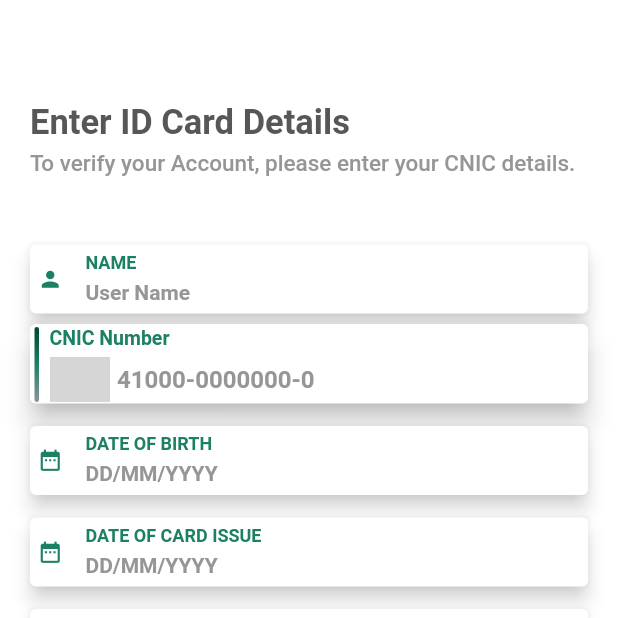
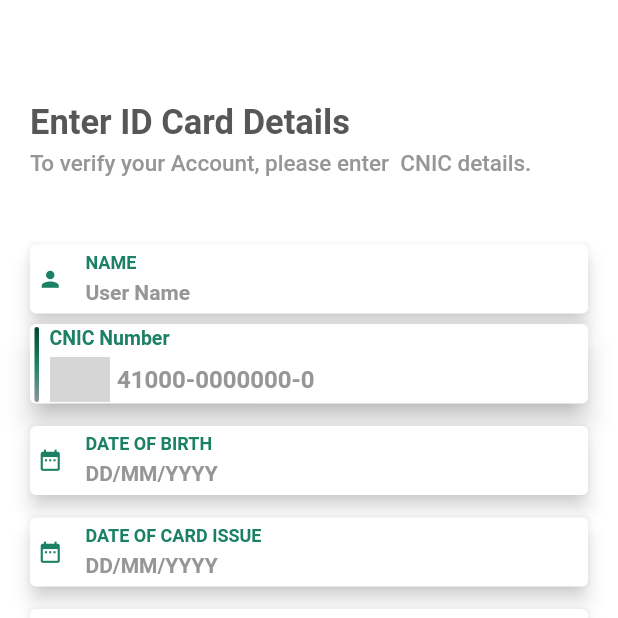
Before and after one commit to iHamza7/cnic_scanner, a Flutter app: the screen it shows after launch, on a phone screen of 412 x 824 dp, the top half of it. Run offline on Flutter 3.47's test engine with Material 2 defaults, Android fonts, the phone set to English and light mode, and no system bars; our stand-ins replace image_picker; missing offline and left inert: cnic_scanner; grey boxes are pictures that could not be loaded.

Commit message:
lib changed

```diff
--- a/lib/main.dart
+++ b/lib/main.dart
@@ -78,8 +78,7 @@ class _MyHomePageState extends State<MyHomePage> {
             const SizedBox(
               height: 5,
             ),
-            const Text(
-                'To verify your Account, please enter your CNIC details.',
+            const Text('To verify your Account, please enter  CNIC details.',
                 style: TextStyle(
                     color: Color(kLightGreyColor),
                     fontSize: 15.0,
```
